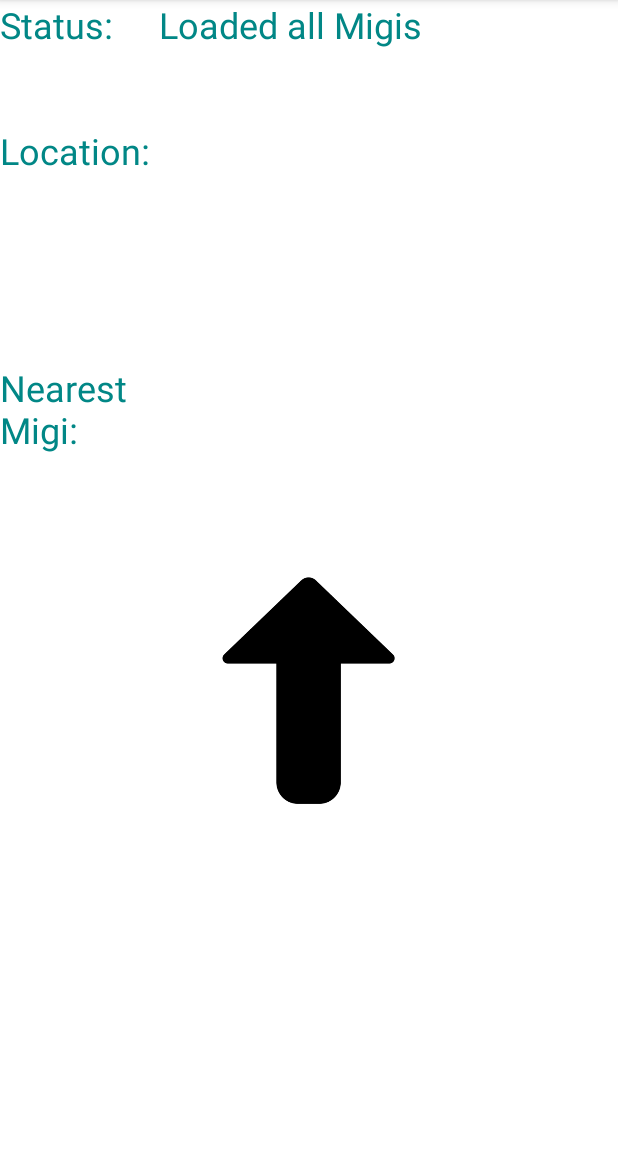
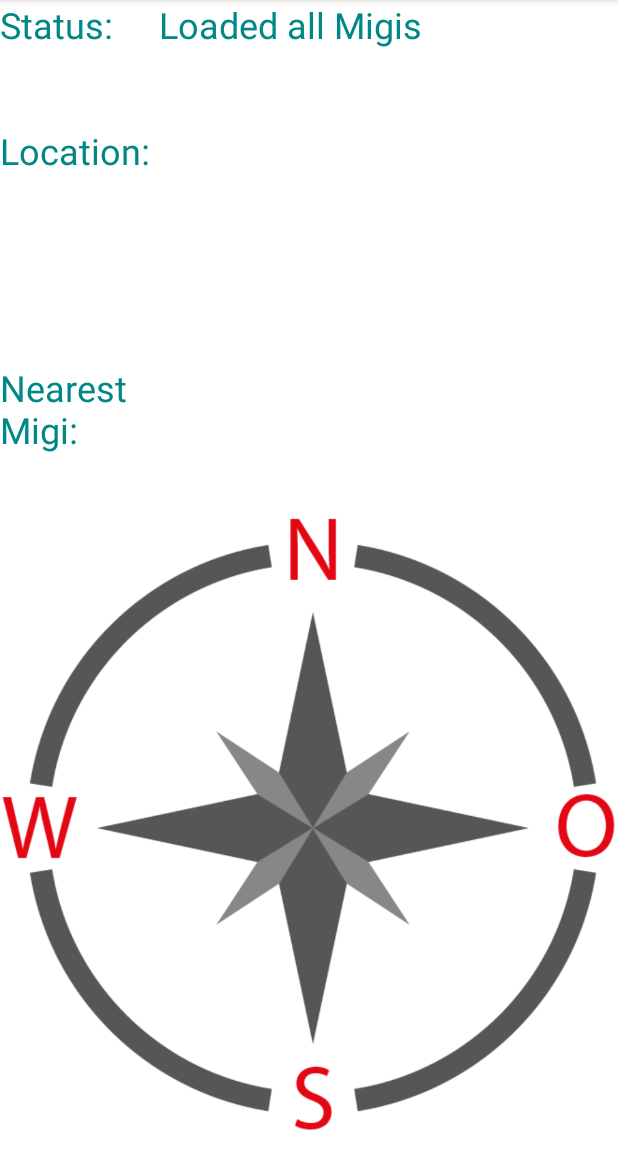
Before and after one commit to Supidoc/Migros-compass, an Android app: the screen it shows after launch (MainActivity), on a phone screen of 412 x 824 dp, the part 84-1236 px from its top. Run offline under Robolectric (Android 15) with nearby library versions, the phone set to English and light mode, and no system bars; libraries missing offline, so code that uses them is left out: com.google.maps.android, org.jsfr.json; 3 statements that could not run were skipped.

Commit message:
compass_compass.png

```diff
--- a/application/app/src/main/java/com/example/migroscompass/MainActivity.java
+++ b/application/app/src/main/java/com/example/migroscompass/MainActivity.java
@@ -114,6 +114,14 @@ public class MainActivity extends AppCompatActivity implements LocationListener,
 
     protected void onCreate(Bundle savedInstanceState) {
         super.onCreate(savedInstanceState);
+
+        setContentView(R.layout.activity_main);
+        txtLat = (TextView) findViewById(R.id.my_textview);
+        parseJson();
+    }
+
+    public void onStart() {
+        super.onStart();
         sensorManager = (SensorManager) getSystemService(Context.SENSOR_SERVICE);
         if (ActivityCompat.checkSelfPermission(this, Manifest.permission.ACCESS_FINE_LOCATION) != PackageManager.PERMISSION_GRANTED && ActivityCompat.checkSelfPermission(this, Manifest.permission.ACCESS_COARSE_LOCATION) != PackageManager.PERMISSION_GRANTED) {
             ActivityCompat.requestPermissions(this,
@@ -122,15 +130,6 @@ public class MainActivity extends AppCompatActivity implements LocationListener,
             return;
         }
         locationManager = (LocationManager) getSystemService(Context.LOCATION_SERVICE);
-
-
-        setContentView(R.layout.activity_main);
-        txtLat = (TextView) findViewById(R.id.my_textview);
-        parseJson();
-    }
-
-    public void onStart() {
-        super.onStart();
         Sensor sensorGravity = sensorManager.getDefaultSensor(Sensor.TYPE_ACCELEROMETER);
         Sensor sensorMagnetic = sensorManager.getDefaultSensor(Sensor.TYPE_MAGNETIC_FIELD);
         sensorManager.registerListener(this, sensorGravity,
@@ -340,8 +339,12 @@ public class MainActivity extends AppCompatActivity implements LocationListener,
         RotateAnimation rotateAnimation = new RotateAnimation(-oldHeading, -MigrosHeading, Animation.RELATIVE_TO_SELF, 0.5f, Animation.RELATIVE_TO_SELF, 0.5f);
         rotateAnimation.setDuration(500);
         rotateAnimation.setFillAfter(true);
-        imageViewCompass.startAnimation(rotateAnimation);
+        if(imageViewCompass != null) {
+
+            imageViewCompass.startAnimation(rotateAnimation);
+
         }
+    }
 
 
 }
--- a/application/app/src/main/res/layout/activity_main.xml
+++ b/application/app/src/main/res/layout/activity_main.xml
@@ -86,14 +86,14 @@
 
     <ImageView
         android:id="@+id/compass_needle"
-        android:layout_width="118dp"
-        android:layout_height="164dp"
+        android:layout_width="0dp"
+        android:layout_height="0dp"
         app:layout_constraintBottom_toBottomOf="parent"
         app:layout_constraintEnd_toEndOf="parent"
         app:layout_constraintHorizontal_bias="0.498"
         app:layout_constraintStart_toStartOf="parent"
         app:layout_constraintTop_toBottomOf="@+id/Nearest_Migi"
         app:layout_constraintVertical_bias="0.155"
-        app:srcCompat="@drawable/compass" />
+        app:srcCompat="@drawable/compass_compass" />
 
 </androidx.constraintlayout.widget.ConstraintLayout>
```
Also changed, not shown: application/app/src/main/res/drawable/compass_compass.png (added).
